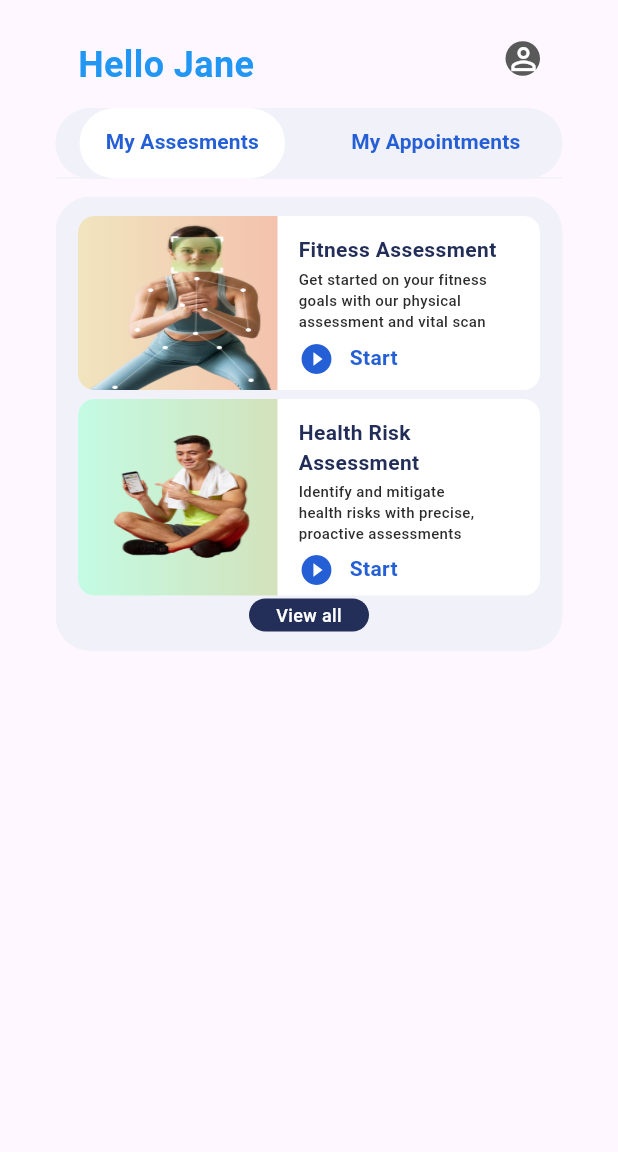
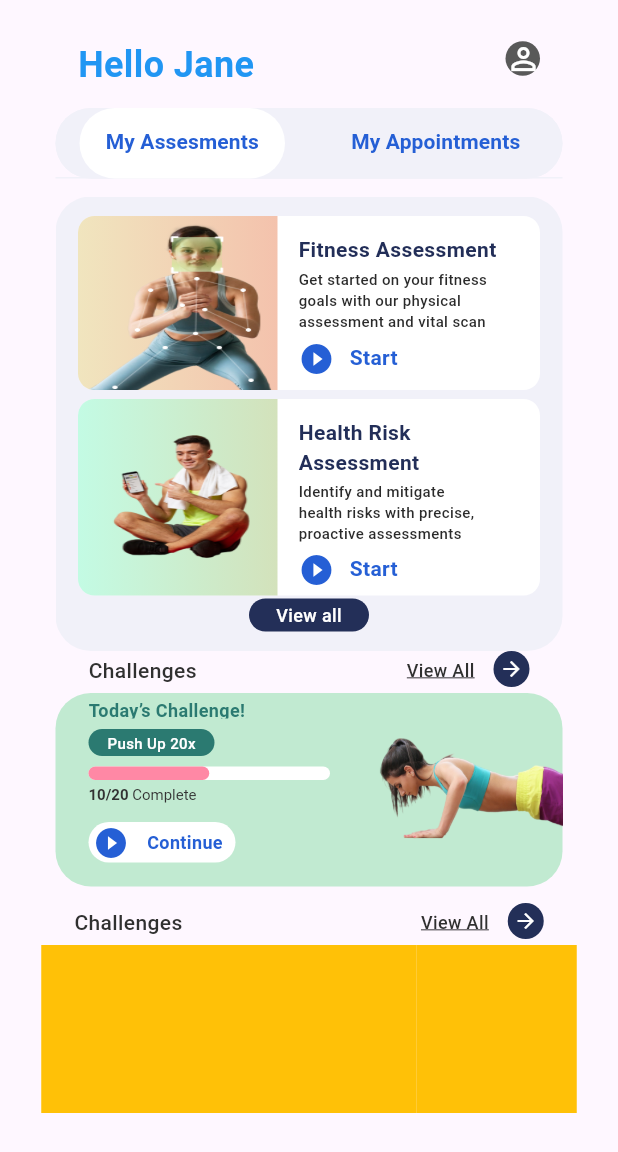
Before and after one commit to anilantony49/machine_task_3, a Flutter app: the screen it shows after launch, on a phone screen of 412 x 824 dp. Shown: the top 1152 px of the screen. Run offline on Flutter 3.47's test engine with Material 3 defaults, Android fonts, the light colour scheme and no system bars; drawn by our look-alikes of percent_indicator; missing offline and left inert: colorful_safe_area.

Commit message:
challenges widget complete

```diff
--- /dev/null
+++ b/lib/challenge_widget.dart
@@ -0,0 +1,226 @@
+import 'package:flutter/material.dart';
+import 'package:percent_indicator/linear_percent_indicator.dart';
+import 'package:rootally_ui_test/challenges_heading_widget.dart';
+
+class ChallengeWidget extends StatelessWidget {
+  const ChallengeWidget({super.key});
+
+  @override
+  Widget build(BuildContext context) {
+    return Container(
+      width: 338,
+      height: 158,
+      child: Column(
+        children: [
+          ChallengesHeadingWidget(),
+          const SizedBox(
+            height: 4,
+          ),
+          Container(
+            width: 338,
+            height: 129,
+            decoration: BoxDecoration(
+              color: const Color(0xFFC1EAD1),
+              borderRadius: BorderRadius.circular(23.5),
+            ),
+            child: Stack(
+              // mainAxisAlignment: MainAxisAlignment.spaceEvenly,
+              children: [
+                Column(
+                  crossAxisAlignment: CrossAxisAlignment.start,
+                  children: [
+                    Padding(
+                      padding: const EdgeInsets.only(left: 22, top: 3),
+                      child: Container(
+                        width: 118,
+                        height: 14,
+                        child: const Text(
+                          'Today’s Challenge!',
+                          style: TextStyle(
+                            fontWeight: FontWeight.w600,
+                            fontSize: 12,
+                            color: Color(0xFF2B7A71),
+                            // decoration: TextDecoration.underline,
+                          ),
+                        ),
+                      ),
+                    ),
+                    Padding(
+                      padding: const EdgeInsets.only(left: 22, top: 7),
+                      child: Container(
+                        width: 84,
+                        height: 18,
+                        decoration: BoxDecoration(
+                          color: const Color(0xFF2B7A71),
+                          borderRadius: BorderRadius.circular(15),
+                        ),
+                        child: Container(
+                          width: 61,
+                          height: 12,
+                          child: const Center(
+                            child: Text(
+                              'Push Up 20x',
+                              style: TextStyle(
+                                fontWeight: FontWeight.w500,
+                                fontSize: 10,
+                                color: Color(0xFFFFFFFF),
+                                // decoration: TextDecoration.underline,
+                              ),
+                            ),
+                          ),
+                        ),
+                      ),
+                    ),
+                    Padding(
+                      padding: const EdgeInsets.only(left: 22, top: 7),
+                      child: Container(
+                          width: 161,
+                          height: 24,
+                          // decoration: BoxDecoration(
+                          //     // color: Color(0xFFFFFFFF),
+                          //     // borderRadius: BorderRadius.circular(7),
+                          //     ),
+                          child: Column(
+                            crossAxisAlignment: CrossAxisAlignment.start,
+                            mainAxisAlignment: MainAxisAlignment.start,
+                            children: [
+                              Container(
+                                // width: double.infinity,
+                                // decoration: BoxDecoration(
+                                //   border: Border.all(
+                                //     color: Color(0xFFFF88A5),
+                                //     width: 2.0, // Border width
+                                //   ),
+                                //   borderRadius: BorderRadius.circular(
+                                //       7), // Apply the same border radius as the progress bar
+                                // ),
+                                child: LinearPercentIndicator(
+                                    padding: EdgeInsets.zero,
+                                    // fillColor:Colors.transparent ,
+                                    barRadius: const Radius.circular(7),
+                                    backgroundColor: const Color(0xFFFFFFFF),
+                                    progressColor: const Color(0xFFFF88A5),
+                                    lineHeight: 9,
+                                    percent: 0.5),
+                              ),
+                              Padding(
+                                padding: const EdgeInsets.only(top: 4),
+                                child: Container(
+                                    width: 80,
+                                    height: 11,
+                                    child: RichText(
+                                      text: const TextSpan(
+                                        children: [
+                                          TextSpan(
+                                            text: '10/20', // The "10/20" part
+                                            style: TextStyle(
+                                              fontWeight: FontWeight
+                                                  .w600, // Bold font weight (700)
+                                              fontSize: 10,
+                                              color: Color(0xFF323232),
+                                            ),
+                                          ),
+                                          TextSpan(
+                                            text:
+                                                ' Complete', // The "Complete" part
+                                            style: TextStyle(
+                                              fontWeight: FontWeight
+                                                  .w400, // Regular font weight (400)
+                                              fontSize: 10,
+                                              color: Color(0xFF323232),
+                                            ),
+                                          ),
+                                        ],
+                                      ),
+                                    )),
+                              )
+                            ],
+                          )),
+                    ),
+                    Padding(
+                      padding: const EdgeInsets.only(left: 22, top: 13),
+                      child: Container(
+                        width: 98,
+                        height: 27,
+                        decoration: BoxDecoration(
+                          color: const Color(0xFFFFFFFF),
+                          borderRadius: BorderRadius.circular(15),
+                        ),
+                        child: Container(
+                          width: 86,
+                          height: 19,
+                          child: Row(
+                            mainAxisAlignment: MainAxisAlignment.spaceAround,
+                            children: [
+                              Padding(
+                                padding:
+                                    const EdgeInsets.only(left: 2, bottom: 4),
+                                child: Container(
+                                  width: 19,
+                                  height: 19,
+                                  child: const Icon(
+                                    Icons.play_circle_fill_outlined,
+                                    color: Color(0xFF255FD5),
+                                  ),
+                                ),
+                              ),
+                              Padding(
+                                padding: const EdgeInsets.only(
+                                  left: 15,
+                                ),
+                                child: Container(
+                                    width: 58,
+                                    height: 17,
+                                    child: const Text(
+                                      'Continue',
+                                      style: TextStyle(
+                                          fontWeight: FontWeight.w600,
+                                          fontSize: 12,
+                                          color: Color(0xFF255FD5)),
+                                    )),
+                              ),
+                            ],
+                          ),
+                        ),
+                      ),
+                    )
+                  ],
+                ),
+                Positioned(
+                  left: 150,
+                  right: 0,
+                  top: 30,
+                  child: Container(
+                    width: 152,
+                    height: 85,
+
+                    // decoration: BoxDecoration(
+                    //   image: DecorationImage(
+                    //     image: AssetImage('assets/images/image_3.png'), // Replace with your image path
+                    //     fit: BoxFit.cover,
+                    //   ),
+                    // ),
+                    child: Transform(
+                      alignment: Alignment.center,
+                      transform: Matrix4.identity()
+                        ..rotateY(
+                            3.14159), // Rotate by 180 degrees on the Y-axis to mirror the image // Flips the image vertically // Rotate the image by 180 degrees (π radians)
+                      child: Image.asset(
+                        'assets/images/image_3.png', // Replace with your image path
+                        fit: BoxFit.cover,
+                      ),
+                    ),
+                  ),
+                )
+              ],
+            ),
+          ),
+
+          // ChallengesHeadingWidget(),
+        ],
+      ),
+
+    );
+
+  }
+}
--- /dev/null
+++ b/lib/challenges_heading_widget.dart
@@ -0,0 +1,64 @@
+import 'package:flutter/material.dart';
+
+class ChallengesHeadingWidget extends StatelessWidget {
+  const ChallengesHeadingWidget({super.key});
+
+  @override
+  Widget build(BuildContext context) {
+    return Padding(
+      padding: const EdgeInsets.only(left: 22,right: 22),
+      child: Row(
+        mainAxisAlignment: MainAxisAlignment.spaceBetween,
+        children: [
+          Container(
+            width: 83,
+            height: 18,
+            child: const Text(
+              'Challenges',
+              style: TextStyle(
+                fontWeight: FontWeight.w500,
+                fontSize: 14,
+                color: Color(0xFF303030),
+              ),
+            ),
+          ),
+          Container(
+            width: 82,
+            height: 24,
+            child: Row(
+              mainAxisSize: MainAxisSize.min,
+              children: [
+                Container(
+                  width: 48,
+                  height: 15,
+                  child: const Text(
+                    'View All',
+                    style: TextStyle(
+                      fontWeight: FontWeight.w500,
+                      fontSize: 12,
+                      color: Color(0xFF303030),
+                      decoration: TextDecoration.underline,
+                    ),
+                  ),
+                ),
+                const Spacer(),
+                Container(
+                  width: 24,
+                  height: 24,
+                  child: const CircleAvatar(
+                    backgroundColor: Color(0xFF232F58),
+                    child: Icon(
+                      Icons.arrow_forward,
+                      color: Color(0xFFFFFFFF),
+                      size: 16,
+                    ),
+                  ),
+                )
+              ],
+            ),
+          ),
+        ],
+      ),
+    );
+  }
+}
--- a/lib/home_page.dart
+++ b/lib/home_page.dart
@@ -1,9 +1,11 @@
 import 'package:colorful_safe_area/colorful_safe_area.dart';
 import 'package:flutter/material.dart';
+import 'package:rootally_ui_test/challenge_widget.dart';
 import 'package:rootally_ui_test/contants/app_colors.dart';
 import 'package:rootally_ui_test/contants/theme.dart';
 import 'package:rootally_ui_test/heading_widget.dart';
 import 'package:rootally_ui_test/tab_bar_widget.dart';
+import 'package:rootally_ui_test/workout_routine_widget.dart';
 
 class HomePage extends StatelessWidget {
   const HomePage({super.key});
@@ -25,7 +27,12 @@ class HomePage extends StatelessWidget {
                 SizedBox(
                   height: 20,
                 ),
-                TabViewWidget()
+                TabViewWidget(),
+                ChallengeWidget(),
+                SizedBox(
+                  height: 10,
+                ),
+                WorkoutRoutineWidget()
               ],
             )
           ],
--- /dev/null
+++ b/lib/workout_routine_widget.dart
@@ -0,0 +1,42 @@
+import 'package:flutter/material.dart';
+import 'package:rootally_ui_test/challenges_heading_widget.dart';
+
+class WorkoutRoutineWidget extends StatelessWidget {
+  const WorkoutRoutineWidget({super.key});
+
+  @override
+  Widget build(BuildContext context) {
+    return Container(
+      height: 148,
+      width: 357,
+      child: Column(
+        children: [
+          ChallengesHeadingWidget(),
+          const SizedBox(
+            height: 4,
+          ),
+          Container(
+            height: 112,
+            width: 357,
+            child: Row(
+              children: [
+                Container(
+                  height: 112,
+                  width: 250,
+                  color: Colors.amber,
+                ),
+                Expanded(
+                  child: Container(
+                    height: 112,
+                    width: 250,
+                    color: Colors.amber,
+                  ),
+                ),
+              ],
+            ),
+          )
+        ],
+      ),
+    );
+  }
+}
```
Also changed, not shown: pubspec.yaml (+1 -6 lines), assets/images/image_3.png (added), pubspec.lock.
